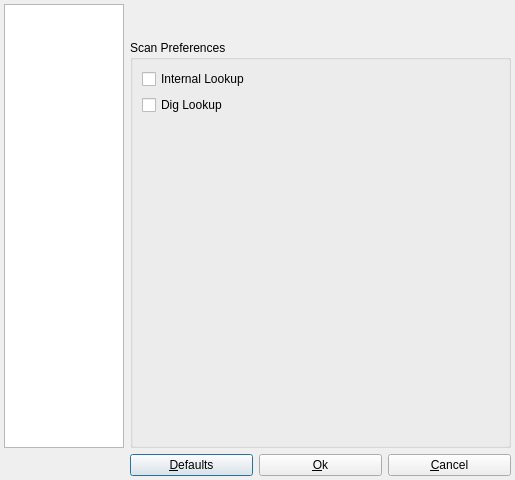
Before: the Qt Designer form src/app/preference/preferencesdialog.ui in nmapsi4/nmapsi4, drawn with Qt 5.
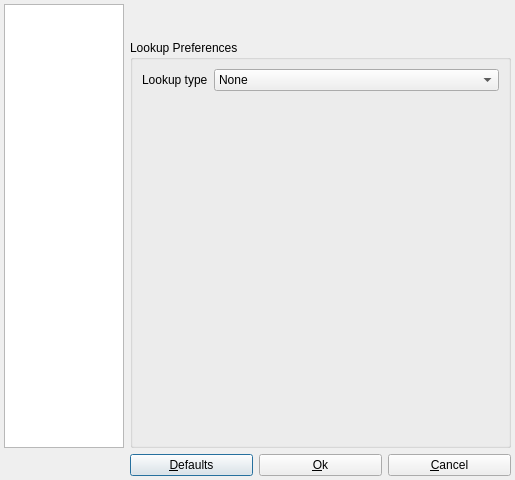
After: the same form once the commit is applied. The open tabs and pages were chosen to show the change. Icons and pictures are not drawn.

Commit message:
remove lookup checkbox in preference for a more usefull combobox.
update and cleanup settings code.

```diff
--- a/src/app/preference/preferencesdialog.ui
+++ b/src/app/preference/preferencesdialog.ui
@@ -388,22 +388,44 @@
        <item>
         <widget class="QGroupBox" name="groupBox">
          <property name="title">
-          <string>Scan Preferences</string>
+          <string>Lookup Preferences</string>
          </property>
          <layout class="QVBoxLayout" name="verticalLayout_6">
           <item>
-           <widget class="QCheckBox" name="checkBoxlookup">
+           <layout class="QHBoxLayout" name="horizontalLayout">
+            <item>
+             <widget class="QLabel" name="label_5">
             <property name="text">
-             <string>Internal Lookup</string>
+               <string>Lookup type</string>
             </property>
            </widget>
           </item>
           <item>
-           <widget class="QCheckBox" name="checkBoxDig">
+             <widget class="QComboBox" name="comboLookupType">
+              <property name="sizePolicy">
+               <sizepolicy hsizetype="Expanding" vsizetype="Fixed">
+                <horstretch>0</horstretch>
+                <verstretch>0</verstretch>
+               </sizepolicy>
+              </property>
+              <item>
             <property name="text">
-             <string>Dig Lookup</string>
-            </property>
-           </widget>
+                <string>None</string>
+               </property>
+              </item>
+              <item>
+               <property name="text">
+                <string>Internal lookup</string>
+               </property>
+              </item>
+              <item>
+               <property name="text">
+                <string>Dig lookup</string>
+               </property>
+              </item>
+             </widget>
+            </item>
+           </layout>
           </item>
           <item>
            <spacer name="verticalSpacer_6">
```
Lines whose indentation alone changed are shown as unchanged. The commit also changes 7 other files.
